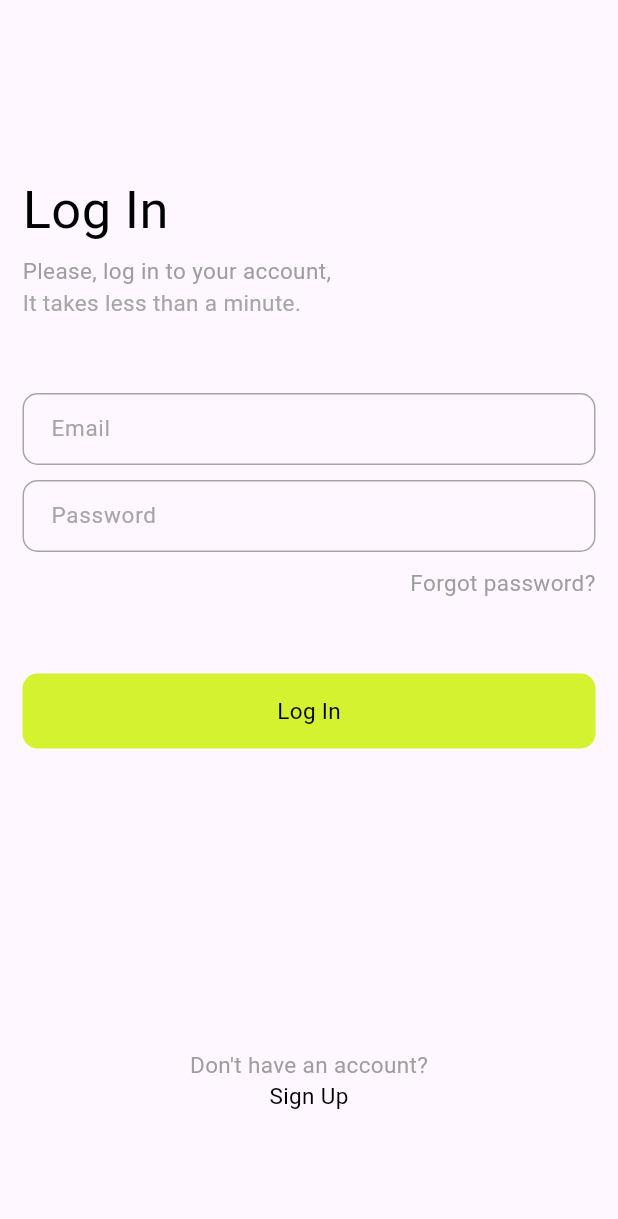
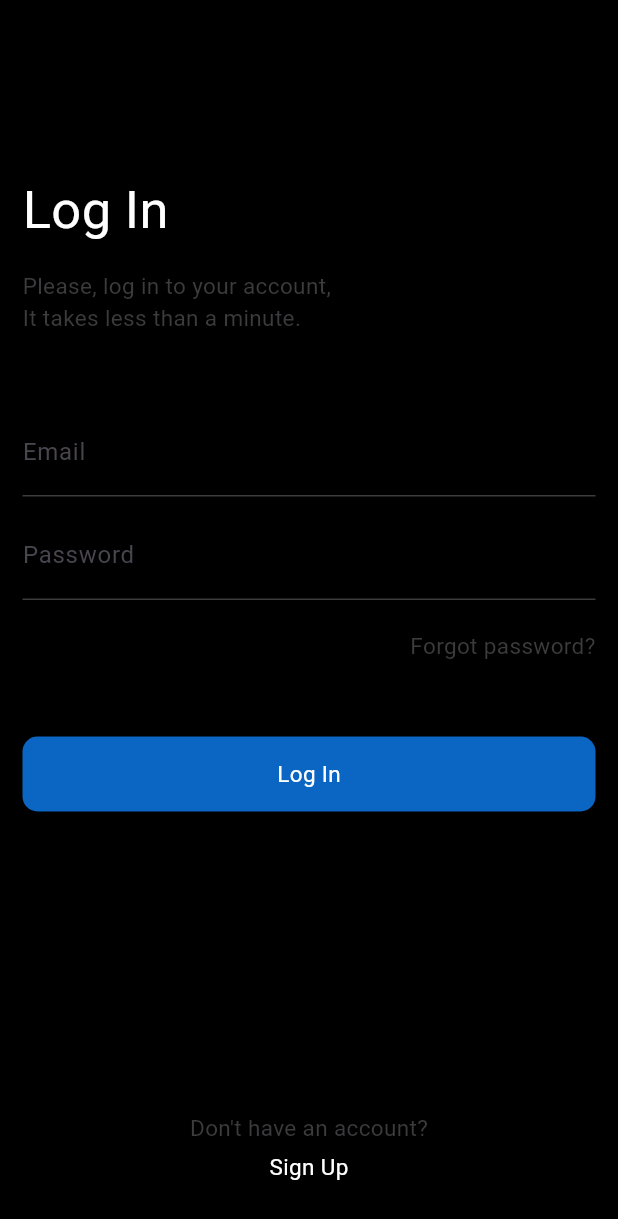
Before and after one commit to Abisheik-Raj/VTag_LinkedInClone_Flutter, a Flutter app: the screen it shows after launch, on a phone screen of 412 x 824 dp. Shown: the top 1219 px of the screen. Run offline on Flutter 3.47's test engine with Material 3 defaults, Android fonts, the phone set to English and light mode, and no system bars; our stand-ins replace cloud_firestore, firebase_auth, firebase_core, firebase_storage, google_nav_bar, image_picker and 1 more; accounts and stored records are empty; Roboto replaces fonts that are missing (PoppinsRegular, PoppinsSemiBold).

Commit message:
changed the structure and theme of few pages

```diff
--- a/lib/components/button_component.dart
+++ b/lib/components/button_component.dart
@@ -11,14 +11,14 @@ class ButtonComponent extends StatelessWidget {
       height: 50,
       width: double.infinity,
       decoration: BoxDecoration(
-        color: greenColor,
+        color: blueColor,
         borderRadius: BorderRadius.circular(10),
       ),
       child: Center(
         child: Text(
           text,
           style: const TextStyle(
-              color: Colors.black, fontFamily: "PoppinsSemiBold", fontSize: 15),
+              color: Colors.white, fontFamily: "PoppinsSemiBold", fontSize: 15),
         ),
       ),
     );
--- a/lib/components/textfield_component.dart
+++ b/lib/components/textfield_component.dart
@@ -13,22 +13,29 @@ class TextFieldComponent extends StatelessWidget {
 
   @override
   Widget build(BuildContext context) {
-    final border = OutlineInputBorder(
-        borderRadius: BorderRadius.circular(10),
-        borderSide: const BorderSide(color: greyColor));
+    const border =
+        UnderlineInputBorder(borderSide: BorderSide(color: greyColor));
 
     return TextField(
       controller: controller,
       obscureText: obscureText,
-      cursorColor: Colors.black,
+      cursorColor: blueColor,
       style: const TextStyle(
-          color: Colors.black, fontFamily: "PoppinsRegular", fontSize: 15),
+        color: blueColor,
+        fontFamily: "PoppinsRegular",
+        fontSize: 15,
+      ),
       decoration: InputDecoration(
-        hintText: hintText,
-        hintStyle: const TextStyle(
-            color: greyColor, fontFamily: "PoppinsRegular", fontSize: 15),
-        contentPadding:
-            const EdgeInsets.symmetric(horizontal: 15, vertical: 10),
+        labelText: hintText,
+        floatingLabelStyle: const TextStyle(
+            color: Colors.white,
+            fontFamily: "PoppinsRegular",
+            fontSize: 17,
+            height: 0.1),
+        floatingLabelBehavior: FloatingLabelBehavior.auto,
+        contentPadding: const EdgeInsets.symmetric(
+          vertical: 10,
+        ),
         enabledBorder: border,
         focusedBorder: border,
         disabledBorder: border,
--- a/lib/main.dart
+++ b/lib/main.dart
@@ -1,6 +1,7 @@
 import "package:firebase_core/firebase_core.dart";
 import "package:flutter/material.dart";
 import "package:vtag/firebase_options.dart";
+import "package:vtag/pages/login_or_register_page.dart";
 import "package:vtag/services/auth_gate.dart";
 import "package:vtag/services/auth_service.dart";
 import "package:provider/provider.dart";
--- a/lib/pages/login_screen.dart
+++ b/lib/pages/login_screen.dart
@@ -1,6 +1,7 @@
 // ignore_for_file: avoid_unnecessary_containers, must_be_immutable, use_build_context_synchronously, avoid_print
 
 import "package:flutter/material.dart";
+import "package:flutter/widgets.dart";
 import "package:http/http.dart" as request;
 import "package:vtag/components/button_component.dart";
 import "package:vtag/components/button_component2.dart";
@@ -30,6 +31,7 @@ class _LoginScreenState extends State<LoginScreen> {
   Widget build(BuildContext context) {
     return SafeArea(
       child: Scaffold(
+        backgroundColor: Colors.black,
         body: Container(
           child: Padding(
             padding: const EdgeInsets.all(15),
@@ -43,15 +45,15 @@ class _LoginScreenState extends State<LoginScreen> {
                       style: TextStyle(
                           fontFamily: "PoppinsSemiBold",
                           fontSize: 35,
-                          color: Colors.black),
+                          color: Colors.white),
                     ),
-                    const SizedBox(height: 5),
+                    const SizedBox(height: 15),
                     const Text(
                       "Please, log in to your account,",
                       style: TextStyle(
                           fontFamily: "PoppinsRegular",
                           fontSize: 15,
-                          color: Colors.grey),
+                          color: greyColor),
                     ),
                     const Text(
                       "It takes less than a minute.",
@@ -74,7 +76,7 @@ class _LoginScreenState extends State<LoginScreen> {
                         obscureText: true,
                         controller: passwordController),
                     const SizedBox(
-                      height: 10,
+                      height: 20,
                     ),
                     Align(
                       alignment: Alignment.centerRight,
@@ -90,7 +92,7 @@ class _LoginScreenState extends State<LoginScreen> {
                           style: TextStyle(
                               fontFamily: "PoppinsRegular",
                               fontSize: 15,
-                              color: Colors.grey),
+                              color: greyColor),
                         ),
                       ),
                     ),
@@ -133,26 +135,29 @@ class _LoginScreenState extends State<LoginScreen> {
                     ),
                     const SizedBox(height: 200),
                     Center(
-                      child: GestureDetector(
-                        onTap: widget.changeScreen,
-                        child: const Column(
+                      child: Column(
                         children: [
-                            Text(
+                          const Text(
                             "Don't have an account?",
                             style: TextStyle(
                                 fontFamily: "PoppinsRegular",
                                 fontSize: 15,
-                                  color: Colors.grey),
+                                color: greyColor),
                           ),
-                            Text(
+                          const SizedBox(
+                            height: 5,
+                          ),
+                          GestureDetector(
+                            onTap: widget.changeScreen,
+                            child: const Text(
                               "Sign Up",
                               style: TextStyle(
-                                  color: Colors.black,
+                                  color: Colors.white,
                                   fontFamily: "PoppinsSemiBold",
                                   fontSize: 15),
                             ),
+                          ),
                         ],
-                        ),
                       ),
                     )
                   ]),
--- a/lib/pages/post_screen.dart
+++ b/lib/pages/post_screen.dart
@@ -160,7 +160,7 @@ class _PostScreenState extends State<PostScreen> {
                 if (widget.selectedImages.isNotEmpty) {
                   for (var image in widget.selectedImages) {
                     listWithImagesUrl.add(await storageMethods
-                        .uploadImageToStorage("posts", image));
+                        .uploadImageToStorage("posts", image, true));
                   }
                 }
 
@@ -178,6 +178,7 @@ class _PostScreenState extends State<PostScreen> {
                   likes: [],
                   profileImgUrl: userData["profilePhotoUrl"],
                   publishedDateTime: DateTime.now(),
+                  email: userData["email"],
                 );
 
                 final uploadPostResponse = FirebaseMethods().uploadPost(post);
--- a/lib/pages/profile_creation_screen.dart
+++ b/lib/pages/profile_creation_screen.dart
@@ -215,7 +215,7 @@ class _ProfileCreationScreenState extends State<ProfileCreationScreen> {
 
                           String profilePhotoAsString =
                               await storageMethods.uploadImageToStorage(
-                                  "profilePics", profileImage!);
+                                  "profilePics", profileImage!, false);
                           Navigator.push(
                               context,
                               MaterialPageRoute(
--- a/lib/resources/colors.dart
+++ b/lib/resources/colors.dart
@@ -1,7 +1,7 @@
 import "package:flutter/material.dart";
 
 const lightWhiteColor = Color.fromRGBO(242, 243, 245, 1);
-const greyColor = Color.fromRGBO(166, 166, 167, 1);
+const greyColor = Color.fromRGBO(60, 60, 62, 1);
 const greenColor = Color.fromRGBO(212, 242, 48, 1);
 const blueColor = Color.fromRGBO(10, 102, 194, 1);
 const lightBlueColor = Color.fromRGBO(187, 213, 237, 1);
--- a/lib/resources/post.dart
+++ b/lib/resources/post.dart
@@ -6,6 +6,7 @@ class Post {
   String profileImgUrl;
   List likes;
   DateTime publishedDateTime;
+  String email;
 
   Post({
     required this.description,
@@ -15,6 +16,7 @@ class Post {
     required this.likes,
     required this.profileImgUrl,
     required this.publishedDateTime,
+    required this.email,
   });
 
   Map<String, dynamic> toJson() {
@@ -26,6 +28,9 @@ class Post {
       "likes": likes,
       "profileImgUrl": profileImgUrl,
       "publishedDateTime": publishedDateTime,
+      "email": email,
+      "comments": [],
+      "downloads": [],
     };
   }
 }
```
Also changed, not shown: lib/components/post_component.dart (added, +134 -0 lines), lib/pages/home_screen.dart (+80 -76 lines), lib/pages/main_screen.dart (+16 -14 lines), lib/pages/signup_screen.dart (+17 -12 lines), lib/services/storage_methods.dart (+7 -1 lines). Lines whose indentation alone changed are shown as unchanged.
